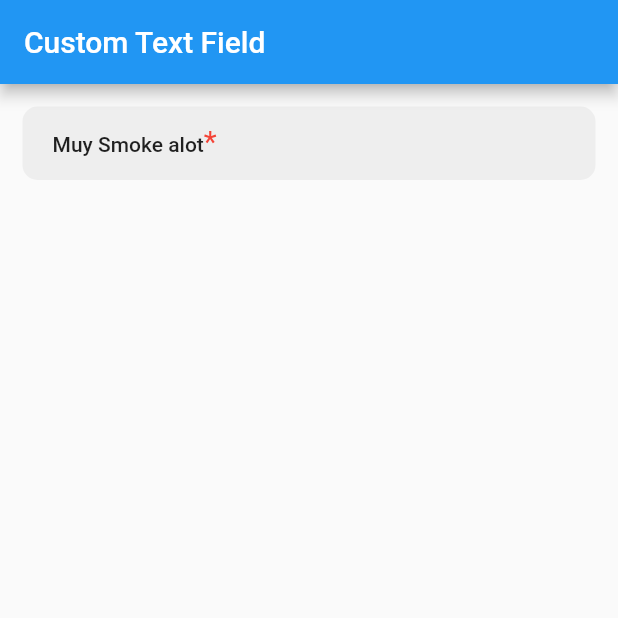
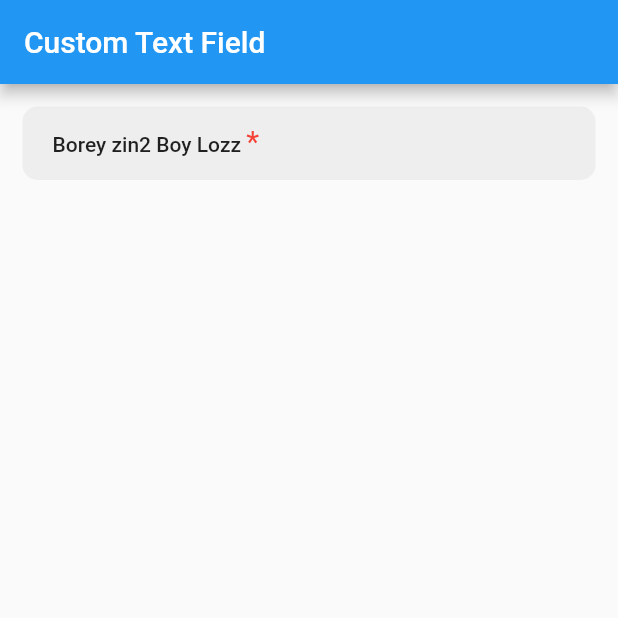
Before and after one commit to Angkeasel/customtextformfield, a Flutter app: the screen it shows after launch, on a phone screen of 412 x 824 dp, the top half of it. Run offline on Flutter 3.47's test engine with Material 2 defaults, Android fonts, the phone set to English and light mode, and no system bars.

Commit message:
next commit

```diff
--- a/example/lib/main.dart
+++ b/example/lib/main.dart
@@ -32,8 +32,8 @@ class HomePage extends StatelessWidget {
         body: Column(
           children: const [
             CustomTextfield(
-              label: 'Muy Smoke alot',
-              hint: 'Muy Smoke alot',
+              label: 'Borey zin2 Boy Lozz ',
+              hint: 'Borey zin2 Boy Lozz ',
             )
           ],
         ));
--- a/pubspec.yaml
+++ b/pubspec.yaml
@@ -1,6 +1,6 @@
 name: textformfieldcustom
 description: show about textformfieldcustom
-version: 0.0.3
+version: 0.0.7
 homepage: https://github.com/Angkeasel/customtextformfield.git
 
 environment:
```
Also changed, not shown: example/pubspec.lock, 2 other files.
